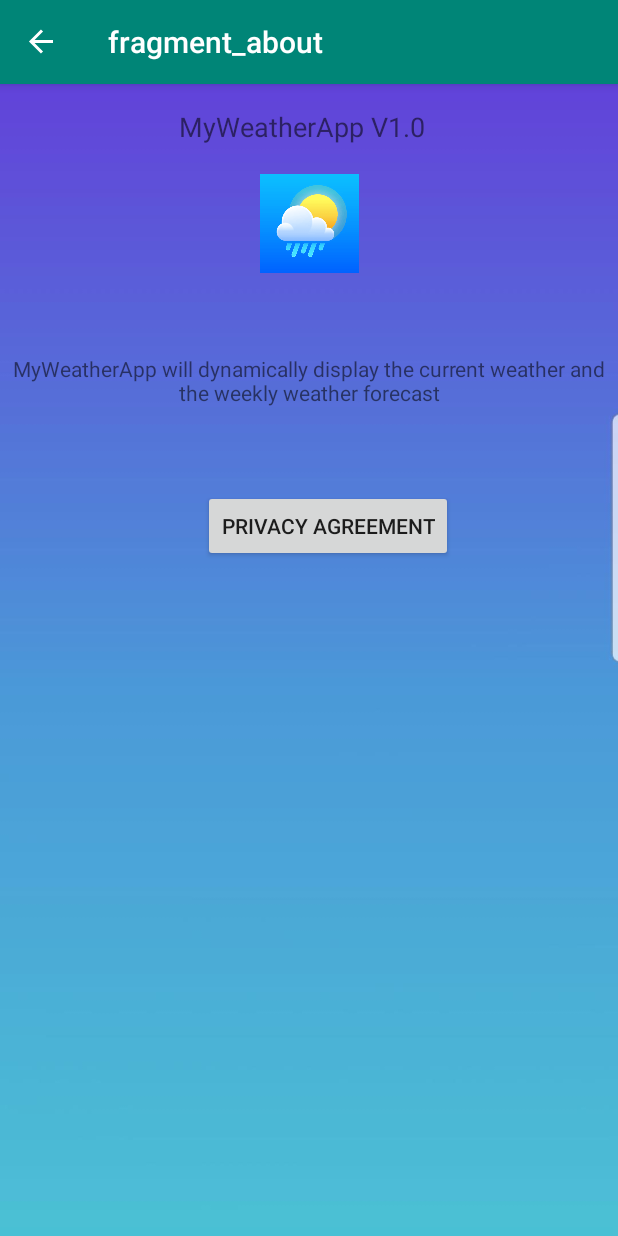
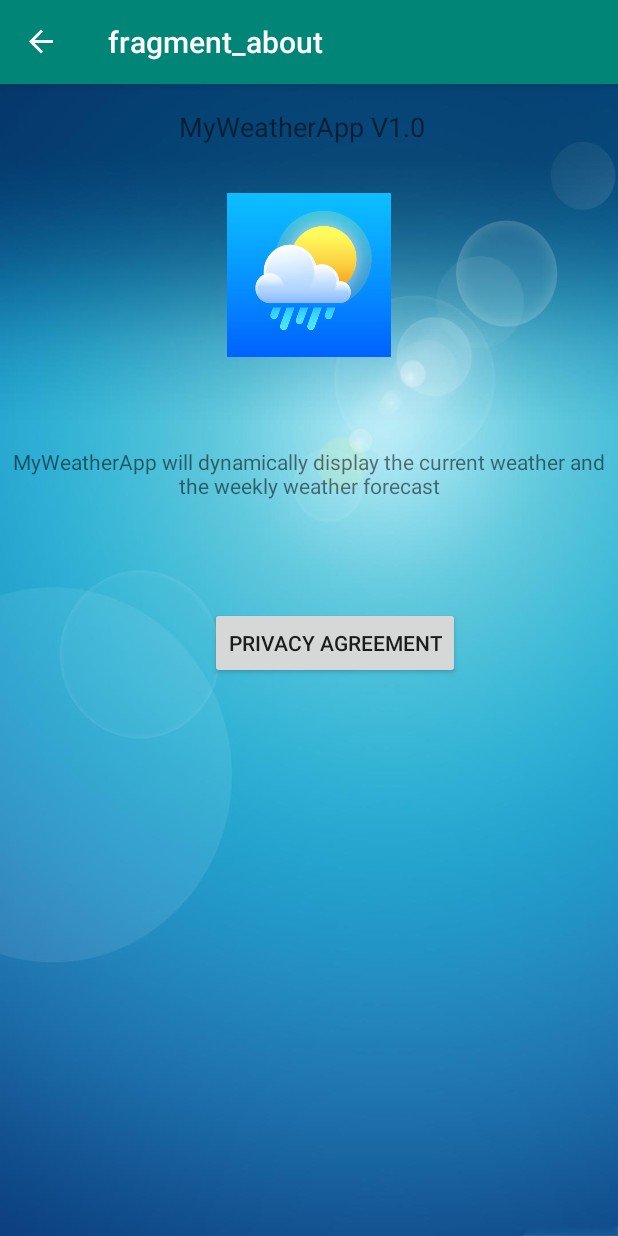
Before and after one commit to geethupadachery/MyWeatherApp, an Android app: the AboutFragment screen opened through its navigation route, on a phone screen of 412 x 824 dp. Run offline under Robolectric (Android 15) with nearby library versions, the phone set to English and light mode, and no system bars; our stand-ins replace data binding, navigation-ui; pictures from the network do not load; 3 statements that could not run were skipped.

Commit message:
Added Toast in the About page for Privacy Agreement and did some layout changes

```diff
--- a/app/src/main/java/sjsu/cmpe277/myandroidmulti/AboutFragment.kt
+++ b/app/src/main/java/sjsu/cmpe277/myandroidmulti/AboutFragment.kt
@@ -3,10 +3,16 @@ package sjsu.cmpe277.myandroidmulti
 import android.content.Context
 import android.net.Uri
 import android.os.Bundle
+import android.view.Gravity
 import androidx.fragment.app.Fragment
 import android.view.LayoutInflater
 import android.view.View
 import android.view.ViewGroup
+import android.widget.Toast
+import androidx.databinding.DataBindingUtil
+import androidx.lifecycle.ViewModelProviders
+import sjsu.cmpe277.myandroidmulti.Network.WeatherViewModel
+import sjsu.cmpe277.myandroidmulti.databinding.FragmentAboutBinding
 
 // TODO: Rename parameter arguments, choose names that match
 // the fragment initialization parameters, e.g. ARG_ITEM_NUMBER
@@ -22,7 +28,7 @@ import android.view.ViewGroup
  * create an instance of this fragment.
  */
 class AboutFragment : Fragment() {
-    // TODO: Rename and change types of parameters
+
 //    private var param1: String? = null
 //    private var param2: String? = null
 //    private var listener: OnFragmentInteractionListener? = null
@@ -40,6 +46,13 @@ class AboutFragment : Fragment() {
         savedInstanceState: Bundle?
     ): View? {
         // Inflate the layout for this fragment
-        return inflater.inflate(R.layout.fragment_about, container, false)
+        val binding = DataBindingUtil.inflate<FragmentAboutBinding>(inflater, R.layout.fragment_about,container,false)
+        binding.button5.setOnClickListener(){
+            Toast.makeText(context?.applicationContext, "Please read the Privacy Agreement",Toast.LENGTH_SHORT).show()
+
+        }
+
+        return binding.root
+        //return inflater.inflate(R.layout.fragment_about, container, false)
     }
 }
--- a/app/src/main/res/layout/fragment_about.xml
+++ b/app/src/main/res/layout/fragment_about.xml
@@ -1,18 +1,16 @@
 <?xml version="1.0" encoding="utf-8"?>
 
-<ScrollView xmlns:android="http://schemas.android.com/apk/res/android"
+<layout xmlns:android="http://schemas.android.com/apk/res/android"
     xmlns:app="http://schemas.android.com/apk/res-auto"
     xmlns:tools="http://schemas.android.com/tools"
-    android:layout_width="match_parent"
-    android:layout_height="match_parent"
-    android:background="@drawable/background"
     android:fillViewport="true"
     tools:context=".AboutFragment">
 
     <androidx.constraintlayout.widget.ConstraintLayout
         android:id="@+id/about"
         android:layout_width="match_parent"
-        android:layout_height="wrap_content">
+        android:layout_height="match_parent"
+        android:background="@drawable/background2">
 
 
         <TextView
@@ -29,8 +27,8 @@
 
         <ImageView
             android:id="@+id/imageView7"
-            android:layout_width="69dp"
-            android:layout_height="66dp"
+            android:layout_width="109dp"
+            android:layout_height="134dp"
             android:layout_marginTop="60dp"
             android:src="@drawable/weathericon"
             app:layout_constraintEnd_toEndOf="parent"
@@ -54,13 +52,12 @@
             android:id="@+id/button5"
             android:layout_width="wrap_content"
             android:layout_height="wrap_content"
-            android:layout_marginTop="12dp"
             android:text="Privacy Agreement"
             app:layout_constraintBottom_toBottomOf="parent"
             app:layout_constraintEnd_toEndOf="parent"
-            app:layout_constraintHorizontal_bias="0.551"
+            app:layout_constraintHorizontal_bias="0.572"
             app:layout_constraintStart_toStartOf="parent"
             app:layout_constraintTop_toBottomOf="@+id/textView5"
-            app:layout_constraintVertical_bias="0.088" />
+            app:layout_constraintVertical_bias="0.161" />
     </androidx.constraintlayout.widget.ConstraintLayout>
-</ScrollView>
+</layout>
--- a/app/src/main/res/menu/navdrawer_menu.xml
+++ b/app/src/main/res/menu/navdrawer_menu.xml
@@ -4,15 +4,19 @@
 
     <item
         android:id="@+id/todaysWeather"
-        android:title="Today's Weather" />
+        android:icon="@drawable/weathericon"
+        android:title="Today's Weather"
+        android:visible="true" />
     <item
         android:id="@+id/weeklyForecastFragment"
+        android:icon="@drawable/weathericon"
         android:title="Weekly Weather" />
     <item
         android:id="@+id/settingsFragment"
+        android:icon="@drawable/weathericon"
         android:title="Settings" />
     <item
         android:id="@+id/about"
-        android:icon="@android:drawable/presence_away"
+        android:icon="@drawable/weathericon"
         android:title="@string/about_title" />
 </menu>
```
